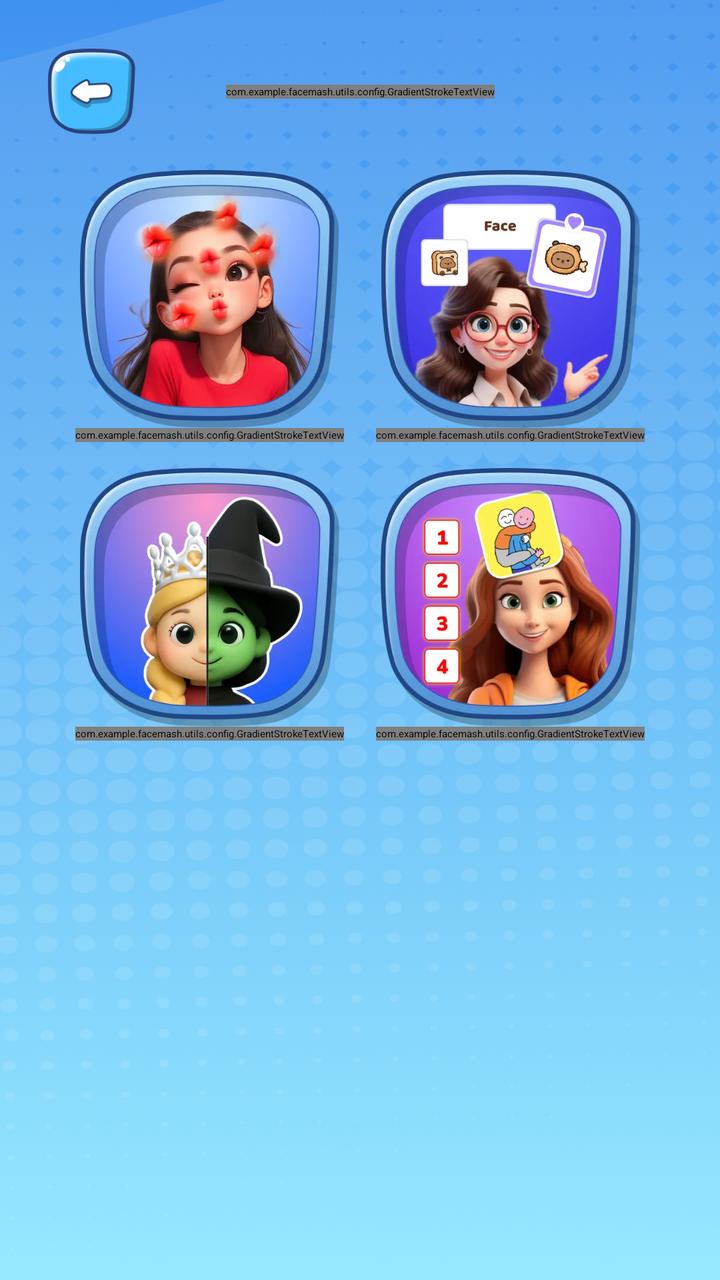
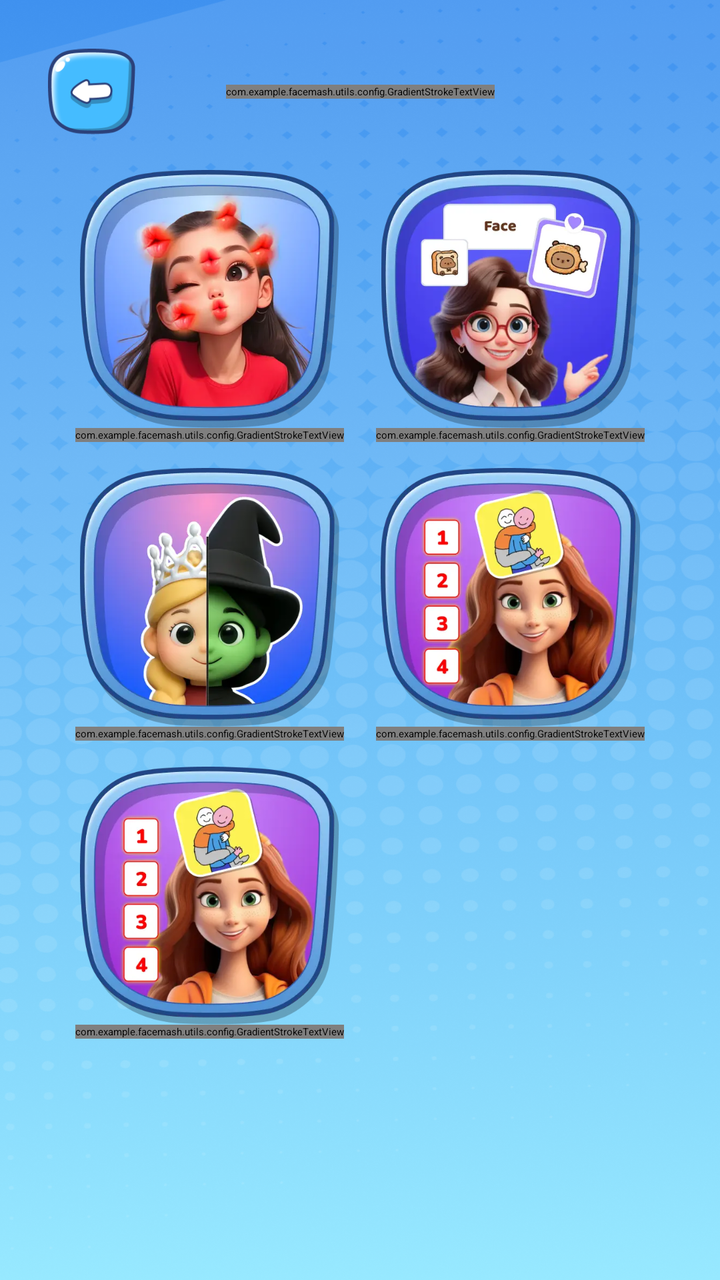

The first picture is an Android layout as it rendered before a commit; the second is the same layout after the commit. The layout source and the unified diff follow.
<!-- AndroidManifest.xml: application theme Theme.App.Starting -->
<!-- res/layout/fragment_filter.xml -->
<?xml version="1.0" encoding="utf-8"?>
<androidx.constraintlayout.widget.ConstraintLayout xmlns:android="http://schemas.android.com/apk/res/android"
    xmlns:app="http://schemas.android.com/apk/res-auto"
    xmlns:tools="http://schemas.android.com/tools"
    android:layout_width="match_parent"
    android:layout_height="match_parent"
    android:background="@drawable/bg_home"
    tools:context=".view.FilterFragment">

    <ImageView
        android:id="@+id/btn_back"
        android:layout_width="@dimen/_40sdp"
        android:layout_height="@dimen/_40sdp"
        android:layout_gravity="top"
        android:layout_margin="24dp"
        android:contentDescription="@null"
        android:src="@drawable/ic_back"
        app:layout_constraintStart_toStartOf="parent"
        app:layout_constraintTop_toTopOf="parent"/>

    <com.example.facemash.utils.config.GradientStrokeTextView
        android:layout_width="wrap_content"
        android:layout_height="wrap_content"
        android:text="Filter"
        android:fontFamily="@font/grandstander_bold"

        app:shadowColor="#000000"
        app:shadowDy="2dp"
        app:strokeColor="@color/black"
        app:strokeWidth="1dp"
        android:textColor="@color/white"
        android:textSize="@dimen/_20ssp"

        app:layout_constraintBottom_toBottomOf="@+id/btn_back"
        app:layout_constraintEnd_toEndOf="parent"
        app:layout_constraintStart_toStartOf="parent"
        app:layout_constraintTop_toTopOf="@+id/btn_back" />


    <ImageView
        android:id="@+id/btn_lip_pose"
        android:layout_width="0dp"
        android:layout_height="0dp"
        android:layout_marginStart="@dimen/_36sdp"
        android:layout_marginEnd="@dimen/_18sdp"
        android:layout_marginTop="@dimen/_16sdp"
        android:src="@drawable/img_lip_poses"
        app:layout_constraintDimensionRatio="154:152"
        app:layout_constraintEnd_toStartOf="@+id/btn_this_or_that"
        app:layout_constraintStart_toStartOf="parent"
        app:layout_constraintTop_toBottomOf="@+id/btn_back" />

    <com.example.facemash.utils.config.GradientStrokeTextView
        android:id="@+id/textView2"
        android:layout_width="wrap_content"
        android:layout_height="wrap_content"
        android:fontFamily="@font/grandstander_extrabold"
        android:text="Lip Pose"
        app:shadowColor="#000000"
        app:shadowDy="2dp"
        app:strokeColor="@color/black"
        app:strokeWidth="1.5dp"
        android:textColor="@color/white"
        android:textSize="@dimen/_14ssp"
        app:layout_constraintEnd_toEndOf="@+id/btn_lip_pose"
        app:layout_constraintStart_toStartOf="@+id/btn_lip_pose"
        app:layout_constraintTop_toBottomOf="@+id/btn_lip_pose"/>

    <ImageView
        android:id="@+id/btn_this_or_that"
        android:layout_width="0dp"
        android:layout_height="0dp"
        android:layout_marginEnd="@dimen/_36sdp"
        android:src="@drawable/img_this_or_that"
        app:layout_constraintBottom_toBottomOf="@+id/btn_lip_pose"
        app:layout_constraintDimensionRatio="154:152"
        app:layout_constraintEnd_toEndOf="parent"
        app:layout_constraintStart_toEndOf="@+id/btn_lip_pose"
        app:layout_constraintTop_toTopOf="@+id/btn_lip_pose" />

    <com.example.facemash.utils.config.GradientStrokeTextView
        android:id="@+id/textView3"
        android:layout_width="wrap_content"
        android:layout_height="wrap_content"
        android:fontFamily="@font/grandstander_extrabold"
        app:shadowColor="#000000"
        app:shadowDy="2dp"
        app:strokeColor="@color/black"
        app:strokeWidth="1.5dp"
        android:text="This or That"
        android:textColor="@color/white"
        android:textSize="@dimen/_14ssp"
        app:layout_constraintEnd_toEndOf="@+id/btn_this_or_that"
        app:layout_constraintStart_toStartOf="@+id/btn_this_or_that"
        app:layout_constraintTop_toBottomOf="@+id/btn_lip_pose" />

    <ImageView
        android:id="@+id/btn_princess_or_witch"
        android:layout_width="0dp"
        android:layout_height="0dp"
        android:layout_marginEnd="@dimen/_18sdp"
        android:layout_marginTop="@dimen/_12sdp"
        android:src="@drawable/img_princess_or_witch"
        app:layout_constraintDimensionRatio="154:152"
        app:layout_constraintEnd_toStartOf="@id/btn_ranking"
        app:layout_constraintStart_toStartOf="@id/btn_lip_pose"
        app:layout_constraintTop_toBottomOf="@+id/textView2" />

    <com.example.facemash.utils.config.GradientStrokeTextView
        android:id="@+id/textView4"
        android:layout_width="wrap_content"
        android:layout_height="wrap_content"
        android:fontFamily="@font/grandstander_extrabold"
        android:text="Princess or Witch"
        app:shadowColor="#000000"
        app:shadowDy="2dp"
        app:strokeColor="@color/black"
        app:strokeWidth="1.5dp"
        android:textColor="@color/white"
        android:textSize="@dimen/_14ssp"
        app:layout_constraintEnd_toEndOf="@+id/btn_lip_pose"
        app:layout_constraintStart_toStartOf="@+id/btn_lip_pose"
        app:layout_constraintTop_toBottomOf="@+id/btn_princess_or_witch" />

    <ImageView
        android:id="@+id/btn_ranking"
        android:layout_width="0dp"
        android:layout_height="0dp"
        android:src="@drawable/img_ranking"
        app:layout_constraintBottom_toBottomOf="@+id/btn_princess_or_witch"
        app:layout_constraintDimensionRatio="154:152"
        app:layout_constraintEnd_toEndOf="@+id/btn_this_or_that"
        app:layout_constraintStart_toEndOf="@+id/btn_princess_or_witch"
        app:layout_constraintTop_toTopOf="@+id/btn_princess_or_witch" />

    <com.example.facemash.utils.config.GradientStrokeTextView
        android:id="@+id/textView5"
        android:layout_width="wrap_content"
        android:layout_height="wrap_content"
        android:fontFamily="@font/grandstander_extrabold"
        android:text="@string/ranking"
        app:shadowColor="#000000"
        app:shadowDy="2dp"
        app:strokeColor="@color/black"
        app:strokeWidth="1.5dp"
        android:textColor="@color/white"
        android:textSize="@dimen/_14ssp"
        app:layout_constraintEnd_toEndOf="@+id/btn_this_or_that"
        app:layout_constraintStart_toStartOf="@+id/btn_this_or_that"
        app:layout_constraintTop_toBottomOf="@+id/btn_ranking" />

</androidx.constraintlayout.widget.ConstraintLayout>
<!-- resources referenced by this layout -->
<resources>
  <color name="black">#FF000000</color>
  <color name="white">#FFFFFFFF</color>
  <dimen name="_12sdp">37.09dp</dimen>
  <dimen name="_14ssp">47.60sp</dimen>
  <dimen name="_16sdp">49.45dp</dimen>
  <dimen name="_18sdp">55.64dp</dimen>
  <dimen name="_20ssp">68.00sp</dimen>
  <dimen name="_36sdp">111.27dp</dimen>
  <dimen name="_40sdp">123.64dp</dimen>
  <!-- drawable bg_home: png bitmap (drawable, 736653 bytes) -->
  <!-- drawable ic_back: png bitmap (drawable, 9397 bytes) -->
  <!-- drawable img_lip_poses: webp bitmap (drawable, 24686 bytes) -->
  <!-- drawable img_princess_or_witch: webp bitmap (drawable, 24566 bytes) -->
  <!-- drawable img_ranking: webp bitmap (drawable, 28798 bytes) -->
  <!-- drawable img_this_or_that: webp bitmap (drawable, 27806 bytes) -->
  <string name="ranking">Ranking</string>
  <style name="Theme.App.Starting" parent="Theme.SplashScreen">
          <item name="windowSplashScreenBackground">@color/white</item>
          <item name="windowSplashScreenAnimatedIcon">@mipmap/ic_launcher</item>
          <item name="postSplashScreenTheme">@style/Theme.MyApp</item>
      </style>
  <style name="Theme.MyApp" parent="Theme.MaterialComponents.DayNight.NoActionBar">
      </style>
</resources>

<!-- the commit's change to res/layout/fragment_filter.xml (unified diff, before → after) -->
@@ -19,134 +19,175 @@
         app:layout_constraintTop_toTopOf="parent"/>
 
     <com.example.facemash.utils.config.GradientStrokeTextView
+        android:id="@+id/tv_title"
         android:layout_width="wrap_content"
         android:layout_height="wrap_content"
         android:text="Filter"
         android:fontFamily="@font/grandstander_bold"
-
         app:shadowColor="#000000"
         app:shadowDy="2dp"
         app:strokeColor="@color/black"
         app:strokeWidth="1dp"
         android:textColor="@color/white"
         android:textSize="@dimen/_20ssp"
-
         app:layout_constraintBottom_toBottomOf="@+id/btn_back"
         app:layout_constraintEnd_toEndOf="parent"
         app:layout_constraintStart_toStartOf="parent"
         app:layout_constraintTop_toTopOf="@+id/btn_back" />
 
+    <androidx.core.widget.NestedScrollView
+        android:layout_width="match_parent"
+        android:layout_height="0dp"
+        android:fillViewport="true"
+        app:layout_constraintBottom_toBottomOf="parent"
+        app:layout_constraintTop_toBottomOf="@+id/btn_back">
 
-    <ImageView
-        android:id="@+id/btn_lip_pose"
-        android:layout_width="0dp"
-        android:layout_height="0dp"
-        android:layout_marginStart="@dimen/_36sdp"
-        android:layout_marginEnd="@dimen/_18sdp"
-        android:layout_marginTop="@dimen/_16sdp"
-        android:src="@drawable/img_lip_poses"
-        app:layout_constraintDimensionRatio="154:152"
-        app:layout_constraintEnd_toStartOf="@+id/btn_this_or_that"
-        app:layout_constraintStart_toStartOf="parent"
-        app:layout_constraintTop_toBottomOf="@+id/btn_back" />
+        <androidx.constraintlayout.widget.ConstraintLayout
+            android:layout_width="match_parent"
+            android:layout_height="wrap_content"
+            android:paddingBottom="@dimen/_20sdp">
 
-    <com.example.facemash.utils.config.GradientStrokeTextView
-        android:id="@+id/textView2"
-        android:layout_width="wrap_content"
-        android:layout_height="wrap_content"
-        android:fontFamily="@font/grandstander_extrabold"
-        android:text="Lip Pose"
-        app:shadowColor="#000000"
-        app:shadowDy="2dp"
-        app:strokeColor="@color/black"
-        app:strokeWidth="1.5dp"
-        android:textColor="@color/white"
-        android:textSize="@dimen/_14ssp"
-        app:layout_constraintEnd_toEndOf="@+id/btn_lip_pose"
-        app:layout_constraintStart_toStartOf="@+id/btn_lip_pose"
-        app:layout_constraintTop_toBottomOf="@+id/btn_lip_pose"/>
+            <ImageView
+                android:id="@+id/btn_lip_pose"
+                android:layout_width="0dp"
+                android:layout_height="0dp"
+                android:layout_marginStart="@dimen/_36sdp"
+                android:layout_marginEnd="@dimen/_18sdp"
+                android:layout_marginTop="@dimen/_16sdp"
+                android:src="@drawable/img_lip_poses"
+                app:layout_constraintDimensionRatio="154:152"
+                app:layout_constraintEnd_toStartOf="@+id/btn_this_or_that"
+                app:layout_constraintStart_toStartOf="parent"
+                app:layout_constraintTop_toTopOf="parent" />
 
-    <ImageView
-        android:id="@+id/btn_this_or_that"
-        android:layout_width="0dp"
-        android:layout_height="0dp"
-        android:layout_marginEnd="@dimen/_36sdp"
-        android:src="@drawable/img_this_or_that"
-        app:layout_constraintBottom_toBottomOf="@+id/btn_lip_pose"
-        app:layout_constraintDimensionRatio="154:152"
-        app:layout_constraintEnd_toEndOf="parent"
-        app:layout_constraintStart_toEndOf="@+id/btn_lip_pose"
-        app:layout_constraintTop_toTopOf="@+id/btn_lip_pose" />
+            <com.example.facemash.utils.config.GradientStrokeTextView
+                android:id="@+id/textView2"
+                android:layout_width="wrap_content"
+                android:layout_height="wrap_content"
+                android:fontFamily="@font/grandstander_extrabold"
+                android:text="Lip Pose"
+                app:shadowColor="#000000"
+                app:shadowDy="2dp"
+                app:strokeColor="@color/black"
+                app:strokeWidth="1.5dp"
+                android:textColor="@color/white"
+                android:textSize="@dimen/_14ssp"
+                app:layout_constraintEnd_toEndOf="@+id/btn_lip_pose"
+                app:layout_constraintStart_toStartOf="@+id/btn_lip_pose"
+                app:layout_constraintTop_toBottomOf="@+id/btn_lip_pose"/>
 
-    <com.example.facemash.utils.config.GradientStrokeTextView
-        android:id="@+id/textView3"
-        android:layout_width="wrap_content"
-        android:layout_height="wrap_content"
-        android:fontFamily="@font/grandstander_extrabold"
-        app:shadowColor="#000000"
-        app:shadowDy="2dp"
-        app:strokeColor="@color/black"
-        app:strokeWidth="1.5dp"
-        android:text="This or That"
-        android:textColor="@color/white"
-        android:textSize="@dimen/_14ssp"
-        app:layout_constraintEnd_toEndOf="@+id/btn_this_or_that"
-        app:layout_constraintStart_toStartOf="@+id/btn_this_or_that"
-        app:layout_constraintTop_toBottomOf="@+id/btn_lip_pose" />
+            <ImageView
+                android:id="@+id/btn_this_or_that"
+                android:layout_width="0dp"
+                android:layout_height="0dp"
+                android:layout_marginEnd="@dimen/_36sdp"
+                android:src="@drawable/img_this_or_that"
+                app:layout_constraintBottom_toBottomOf="@+id/btn_lip_pose"
+                app:layout_constraintDimensionRatio="154:152"
+                app:layout_constraintEnd_toEndOf="parent"
+                app:layout_constraintStart_toEndOf="@+id/btn_lip_pose"
+                app:layout_constraintTop_toTopOf="@+id/btn_lip_pose" />
 
-    <ImageView
-        android:id="@+id/btn_princess_or_witch"
-        android:layout_width="0dp"
-        android:layout_height="0dp"
-        android:layout_marginEnd="@dimen/_18sdp"
-        android:layout_marginTop="@dimen/_12sdp"
-        android:src="@drawable/img_princess_or_witch"
-        app:layout_constraintDimensionRatio="154:152"
-        app:layout_constraintEnd_toStartOf="@id/btn_ranking"
-        app:layout_constraintStart_toStartOf="@id/btn_lip_pose"
-        app:layout_constraintTop_toBottomOf="@+id/textView2" />
+            <com.example.facemash.utils.config.GradientStrokeTextView
+                android:id="@+id/textView3"
+                android:layout_width="wrap_content"
+                android:layout_height="wrap_content"
+                android:fontFamily="@font/grandstander_extrabold"
+                app:shadowColor="#000000"
+                app:shadowDy="2dp"
+                app:strokeColor="@color/black"
+                app:strokeWidth="1.5dp"
+                android:text="This or That"
+                android:textColor="@color/white"
+                android:textSize="@dimen/_14ssp"
+                app:layout_constraintEnd_toEndOf="@+id/btn_this_or_that"
+                app:layout_constraintStart_toStartOf="@+id/btn_this_or_that"
+                app:layout_constraintTop_toBottomOf="@+id/btn_lip_pose" />
 
-    <com.example.facemash.utils.config.GradientStrokeTextView
-        android:id="@+id/textView4"
-        android:layout_width="wrap_content"
-        android:layout_height="wrap_content"
-        android:fontFamily="@font/grandstander_extrabold"
-        android:text="Princess or Witch"
-        app:shadowColor="#000000"
-        app:shadowDy="2dp"
-        app:strokeColor="@color/black"
-        app:strokeWidth="1.5dp"
-        android:textColor="@color/white"
-        android:textSize="@dimen/_14ssp"
-        app:layout_constraintEnd_toEndOf="@+id/btn_lip_pose"
-        app:layout_constraintStart_toStartOf="@+id/btn_lip_pose"
-        app:layout_constraintTop_toBottomOf="@+id/btn_princess_or_witch" />
+            <ImageView
+                android:id="@+id/btn_princess_or_witch"
+                android:layout_width="0dp"
+                android:layout_height="0dp"
+                android:layout_marginEnd="@dimen/_18sdp"
+                android:layout_marginTop="@dimen/_12sdp"
+                android:src="@drawable/img_princess_or_witch"
+                app:layout_constraintDimensionRatio="154:152"
+                app:layout_constraintEnd_toStartOf="@id/btn_ranking"
+                app:layout_constraintStart_toStartOf="@id/btn_lip_pose"
+                app:layout_constraintTop_toBottomOf="@+id/textView2" />
 
-    <ImageView
-        android:id="@+id/btn_ranking"
-        android:layout_width="0dp"
-        android:layout_height="0dp"
-        android:src="@drawable/img_ranking"
-        app:layout_constraintBottom_toBottomOf="@+id/btn_princess_or_witch"
-        app:layout_constraintDimensionRatio="154:152"
-        app:layout_constraintEnd_toEndOf="@+id/btn_this_or_that"
-        app:layout_constraintStart_toEndOf="@+id/btn_princess_or_witch"
-        app:layout_constraintTop_toTopOf="@+id/btn_princess_or_witch" />
+            <com.example.facemash.utils.config.GradientStrokeTextView
+                android:id="@+id/textView4"
+                android:layout_width="wrap_content"
+                android:layout_height="wrap_content"
+                android:fontFamily="@font/grandstander_extrabold"
+                android:text="Princess or Witch"
+                app:shadowColor="#000000"
+                app:shadowDy="2dp"
+                app:strokeColor="@color/black"
+                app:strokeWidth="1.5dp"
+                android:textColor="@color/white"
+                android:textSize="@dimen/_14ssp"
+                app:layout_constraintEnd_toEndOf="@+id/btn_lip_pose"
+                app:layout_constraintStart_toStartOf="@+id/btn_lip_pose"
+                app:layout_constraintTop_toBottomOf="@+id/btn_princess_or_witch" />
 
-    <com.example.facemash.utils.config.GradientStrokeTextView
-        android:id="@+id/textView5"
-        android:layout_width="wrap_content"
-        android:layout_height="wrap_content"
-        android:fontFamily="@font/grandstander_extrabold"
-        android:text="@string/ranking"
-        app:shadowColor="#000000"
-        app:shadowDy="2dp"
-        app:strokeColor="@color/black"
-        app:strokeWidth="1.5dp"
-        android:textColor="@color/white"
-        android:textSize="@dimen/_14ssp"
-        app:layout_constraintEnd_toEndOf="@+id/btn_this_or_that"
-        app:layout_constraintStart_toStartOf="@+id/btn_this_or_that"
-        app:layout_constraintTop_toBottomOf="@+id/btn_ranking" />
+            <ImageView
+                android:id="@+id/btn_ranking"
+                android:layout_width="0dp"
+                android:layout_height="0dp"
+                android:src="@drawable/img_ranking"
+                app:layout_constraintBottom_toBottomOf="@+id/btn_princess_or_witch"
+                app:layout_constraintDimensionRatio="154:152"
+                app:layout_constraintEnd_toEndOf="@+id/btn_this_or_that"
+                app:layout_constraintStart_toEndOf="@+id/btn_princess_or_witch"
+                app:layout_constraintTop_toTopOf="@+id/btn_princess_or_witch" />
+
+            <com.example.facemash.utils.config.GradientStrokeTextView
+                android:id="@+id/textView5"
+                android:layout_width="wrap_content"
+                android:layout_height="wrap_content"
+                android:fontFamily="@font/grandstander_extrabold"
+                android:text="@string/ranking"
+                app:shadowColor="#000000"
+                app:shadowDy="2dp"
+                app:strokeColor="@color/black"
+                app:strokeWidth="1.5dp"
+                android:textColor="@color/white"
+                android:textSize="@dimen/_14ssp"
+                app:layout_constraintEnd_toEndOf="@+id/btn_this_or_that"
+                app:layout_constraintStart_toStartOf="@+id/btn_this_or_that"
+                app:layout_constraintTop_toBottomOf="@+id/btn_ranking" />
+
+            <ImageView
+                android:id="@+id/btn_hand_card"
+                android:layout_width="0dp"
+                android:layout_height="0dp"
+                android:layout_marginEnd="@dimen/_18sdp"
+                android:layout_marginTop="@dimen/_12sdp"
+                android:src="@drawable/img_ranking"
+                app:layout_constraintDimensionRatio="154:152"
+                app:layout_constraintEnd_toStartOf="@id/btn_ranking"
+                app:layout_constraintStart_toStartOf="@id/btn_lip_pose"
+                app:layout_constraintTop_toBottomOf="@+id/textView4" />
+
+            <com.example.facemash.utils.config.GradientStrokeTextView
+                android:id="@+id/textView6"
+                android:layout_width="wrap_content"
+                android:layout_height="wrap_content"
+                android:fontFamily="@font/grandstander_extrabold"
+                android:text="@string/hand_card"
+                app:shadowColor="#000000"
+                app:shadowDy="2dp"
+                app:strokeColor="@color/black"
+                app:strokeWidth="1.5dp"
+                android:textColor="@color/white"
+                android:textSize="@dimen/_14ssp"
+                app:layout_constraintEnd_toEndOf="@+id/btn_lip_pose"
+                app:layout_constraintStart_toStartOf="@+id/btn_lip_pose"
+                app:layout_constraintTop_toBottomOf="@+id/btn_hand_card" />
+
+        </androidx.constraintlayout.widget.ConstraintLayout>
+    </androidx.core.widget.NestedScrollView>
 
 </androidx.constraintlayout.widget.ConstraintLayout>
<!-- resource entries referenced after the edit -->
@@ -6,6 +6,7 @@
   <dimen name="_14ssp">47.60sp</dimen>
   <dimen name="_16sdp">49.45dp</dimen>
   <dimen name="_18sdp">55.64dp</dimen>
+  <dimen name="_20sdp">61.82dp</dimen>
   <dimen name="_20ssp">68.00sp</dimen>
   <dimen name="_36sdp">111.27dp</dimen>
   <dimen name="_40sdp">123.64dp</dimen>
@@ -15,6 +16,7 @@
   <!-- drawable img_princess_or_witch: webp bitmap (drawable, 24566 bytes) -->
   <!-- drawable img_ranking: webp bitmap (drawable, 28798 bytes) -->
   <!-- drawable img_this_or_that: webp bitmap (drawable, 27806 bytes) -->
+  <string name="hand_card">Hand Card</string>
   <string name="ranking">Ranking</string>
   <style name="Theme.App.Starting" parent="Theme.SplashScreen">
           <item name="windowSplashScreenBackground">@color/white</item>
